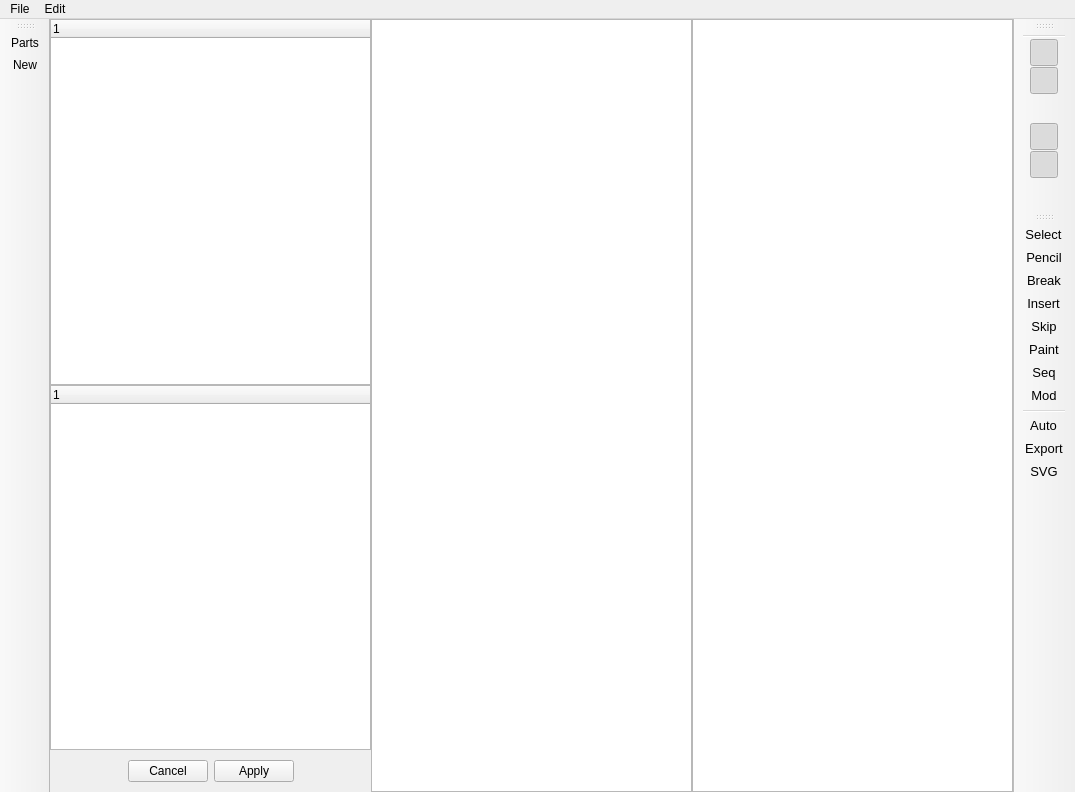
The window that cadnano/gui/ui/mainwindow/mainwindow.ui (cadnano/cadnano2.5) describes before a commit, drawn with Qt 5.
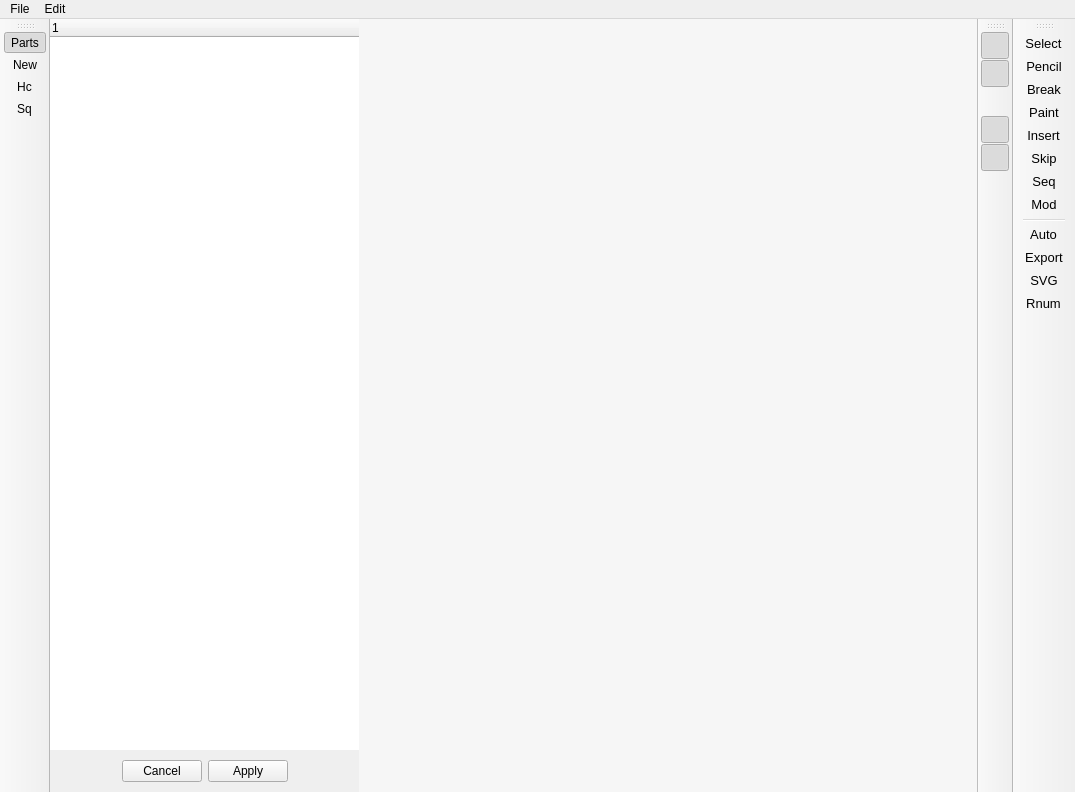
The same window after the commit. Icons and pictures are not drawn. Custom widgets are drawn as their Qt base class.

```diff
--- a/cadnano/gui/ui/mainwindow/mainwindow.ui
+++ b/cadnano/gui/ui/mainwindow/mainwindow.ui
@@ -73,13 +73,37 @@
         <number>0</number>
        </property>
        <widget class="OutlinerTreeWidget" name="outliner_widget">
+        <property name="focusPolicy">
+         <enum>Qt::StrongFocus</enum>
+        </property>
+        <property name="styleSheet">
+         <string notr="true">OutlinerTreeWidget { background-color: rgb(96.5%, 96.5%, 96.5%); }</string>
+        </property>
+        <property name="frameShape">
+         <enum>QFrame::NoFrame</enum>
+        </property>
+        <property name="dragEnabled">
+         <bool>true</bool>
+        </property>
         <column>
          <property name="text">
           <string notr="true">1</string>
          </property>
         </column>
        </widget>
-       <widget class="QTreeWidget" name="attribute_widget1">
+       <widget class="QTreeWidget" name="attribute_widget">
+        <property name="focusPolicy">
+         <enum>Qt::NoFocus</enum>
+        </property>
+        <property name="frameShape">
+         <enum>QFrame::NoFrame</enum>
+        </property>
+        <property name="alternatingRowColors">
+         <bool>true</bool>
+        </property>
+        <property name="headerHidden">
+         <bool>true</bool>
+        </property>
         <column>
          <property name="text">
           <string notr="true">1</string>
@@ -123,6 +147,12 @@
        <property name="focusPolicy">
         <enum>Qt::WheelFocus</enum>
        </property>
+       <property name="styleSheet">
+        <string notr="true">QGraphicsView { background-color: rgb(96.5%, 96.5%, 96.5%); }</string>
+       </property>
+       <property name="frameShape">
+        <enum>QFrame::NoFrame</enum>
+       </property>
        <property name="frameShadow">
         <enum>QFrame::Plain</enum>
        </property>
@@ -167,6 +197,12 @@
        <property name="focusPolicy">
         <enum>Qt::WheelFocus</enum>
        </property>
+       <property name="styleSheet">
+        <string notr="true">QGraphicsView { background-color: rgb(96.5%, 96.5%, 96.5%); }</string>
+       </property>
+       <property name="frameShape">
+        <enum>QFrame::NoFrame</enum>
+       </property>
        <property name="frameShadow">
         <enum>QFrame::Plain</enum>
        </property>
@@ -190,7 +226,7 @@
     </item>
    </layout>
   </widget>
-  <widget class="QToolBar" name="selection_toolbar">
+  <widget class="QToolBar" name="right_toolbar">
    <property name="sizePolicy">
     <sizepolicy hsizetype="Fixed" vsizetype="Preferred">
      <horstretch>0</horstretch>
@@ -219,58 +255,6 @@
     </size>
    </property>
    <property name="toolButtonStyle">
-    <enum>Qt::ToolButtonIconOnly</enum>
-   </property>
-   <attribute name="toolBarArea">
-    <enum>RightToolBarArea</enum>
-   </attribute>
-   <attribute name="toolBarBreak">
-    <bool>true</bool>
-   </attribute>
-   <addaction name="separator"/>
-   <addaction name="action_filter_scaf"/>
-   <addaction name="action_filter_stap"/>
-   <addaction name="action_filter_handle"/>
-   <addaction name="action_filter_endpoint"/>
-   <addaction name="action_filter_xover"/>
-   <addaction name="action_filter_strand"/>
-  </widget>
-  <widget class="QToolBar" name="rightToolBar">
-   <property name="sizePolicy">
-    <sizepolicy hsizetype="Fixed" vsizetype="Preferred">
-     <horstretch>0</horstretch>
-     <verstretch>0</verstretch>
-    </sizepolicy>
-   </property>
-   <property name="minimumSize">
-    <size>
-     <width>0</width>
-     <height>0</height>
-    </size>
-   </property>
-   <property name="font">
-    <font>
-     <pointsize>10</pointsize>
-     <weight>50</weight>
-     <bold>false</bold>
-    </font>
-   </property>
-   <property name="windowTitle">
-    <string>Path Tools</string>
-   </property>
-   <property name="layoutDirection">
-    <enum>Qt::LeftToRight</enum>
-   </property>
-   <property name="allowedAreas">
-    <set>Qt::LeftToolBarArea|Qt::RightToolBarArea|Qt::TopToolBarArea</set>
-   </property>
-   <property name="iconSize">
-    <size>
-     <width>20</width>
-     <height>20</height>
-    </size>
-   </property>
-   <property name="toolButtonStyle">
     <enum>Qt::ToolButtonTextUnderIcon</enum>
    </property>
    <attribute name="toolBarArea">
@@ -282,17 +266,69 @@
    <addaction name="action_path_select"/>
    <addaction name="action_path_pencil"/>
    <addaction name="action_path_nick"/>
+   <addaction name="action_path_paint"/>
    <addaction name="action_path_insertion"/>
    <addaction name="action_path_skip"/>
-   <addaction name="action_path_paint"/>
    <addaction name="action_path_add_seq"/>
    <addaction name="action_path_mods"/>
    <addaction name="separator"/>
    <addaction name="action_autostaple"/>
    <addaction name="action_export_staples"/>
    <addaction name="action_SVG"/>
+   <addaction name="action_renumber"/>
   </widget>
-  <widget class="QToolBar" name="leftToolBar">
+  <widget class="QToolBar" name="selection_toolbar">
+   <property name="sizePolicy">
+    <sizepolicy hsizetype="Fixed" vsizetype="Preferred">
+     <horstretch>0</horstretch>
+     <verstretch>0</verstretch>
+    </sizepolicy>
+   </property>
+   <property name="minimumSize">
+    <size>
+     <width>0</width>
+     <height>0</height>
+    </size>
+   </property>
+   <property name="font">
+    <font>
+     <pointsize>10</pointsize>
+     <weight>50</weight>
+     <bold>false</bold>
+    </font>
+   </property>
+   <property name="windowTitle">
+    <string>Path Tools</string>
+   </property>
+   <property name="layoutDirection">
+    <enum>Qt::LeftToRight</enum>
+   </property>
+   <property name="allowedAreas">
+    <set>Qt::LeftToolBarArea|Qt::RightToolBarArea|Qt::TopToolBarArea</set>
+   </property>
+   <property name="iconSize">
+    <size>
+     <width>20</width>
+     <height>20</height>
+    </size>
+   </property>
+   <property name="toolButtonStyle">
+    <enum>Qt::ToolButtonIconOnly</enum>
+   </property>
+   <attribute name="toolBarArea">
+    <enum>RightToolBarArea</enum>
+   </attribute>
+   <attribute name="toolBarBreak">
+    <bool>true</bool>
+   </attribute>
+   <addaction name="action_filter_scaf"/>
+   <addaction name="action_filter_stap"/>
+   <addaction name="action_filter_handle"/>
+   <addaction name="action_filter_endpoint"/>
+   <addaction name="action_filter_xover"/>
+   <addaction name="action_filter_strand"/>
+  </widget>
+  <widget class="QToolBar" name="left_toolbar">
    <property name="sizePolicy">
     <sizepolicy hsizetype="Fixed" vsizetype="Preferred">
      <horstretch>0</horstretch>
@@ -333,6 +369,8 @@
    </attribute>
    <addaction name="action_outliner"/>
    <addaction name="action_new_part"/>
+   <addaction name="action_new_honeycomb_part"/>
+   <addaction name="action_new_square_part"/>
   </widget>
   <widget class="QMenuBar" name="menubar">
    <property name="geometry">
@@ -484,7 +522,7 @@
      <normaloff>:/parttools/new-honeycomb</normaloff>:/parttools/new-honeycomb</iconset>
    </property>
    <property name="text">
-    <string>Honeycomb</string>
+    <string>Hc</string>
    </property>
    <property name="toolTip">
     <string>Click to add new part with honeycomb lattice</string>
@@ -616,7 +654,7 @@
      <normaloff>:/parttools/new-square</normaloff>:/parttools/new-square</iconset>
    </property>
    <property name="text">
-    <string>Square</string>
+    <string>Sq</string>
    </property>
    <property name="toolTip">
     <string>Click to add new part with square lattice</string>
@@ -921,6 +959,9 @@
    <property name="checkable">
     <bool>true</bool>
    </property>
+   <property name="checked">
+    <bool>true</bool>
+   </property>
    <property name="icon">
     <iconset resource="cadnano.gui.ui.mainwindow.icons.qrc">
      <normaloff>:/parttools/outliner</normaloff>:/parttools/outliner</iconset>
```
Left out of the diff: 29 changed lines with no effect on the pictures.
